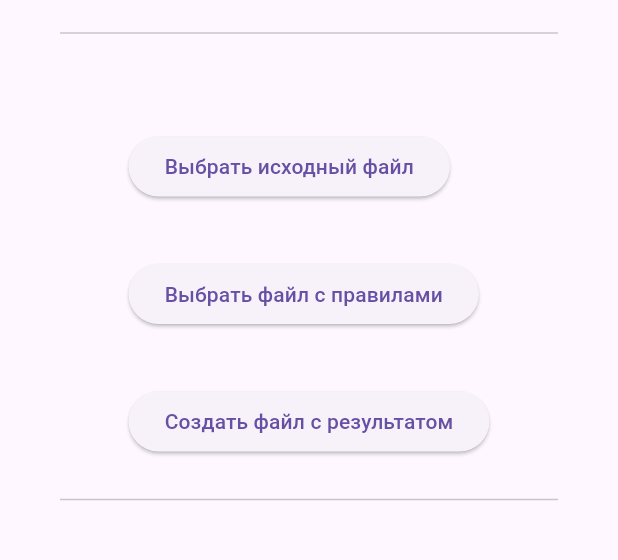
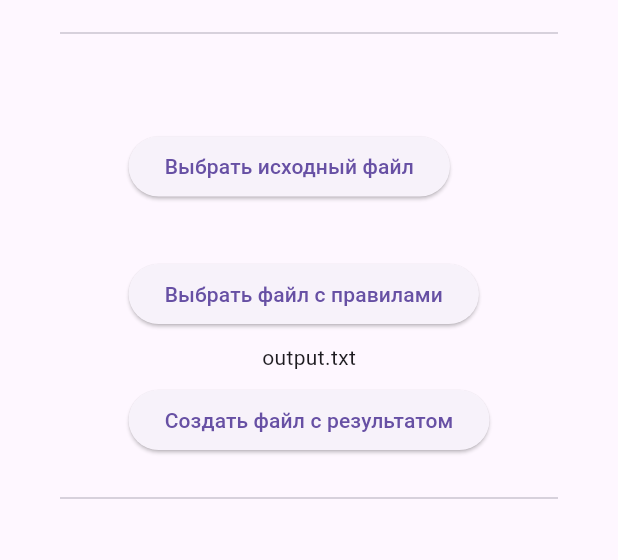
Before and after one commit to neo321654/word_forms, a Flutter app: the screen it shows after launch, on a phone screen of 412 x 824 dp, the part 63-623 px from its top. Run offline on Flutter 3.47's test engine with Material 3 defaults, Android fonts, the phone set to English and light mode, and no system bars; our stand-ins replace file_picker, open_file.

```diff
--- a/lib/logic.dart
+++ b/lib/logic.dart
@@ -145,7 +145,7 @@ void mainLogic({required String inputPath, required rulePath,required Function(S
   /// отправляю резултать в ui
   onResult('Резултат выполнения преобразований.\n \n \n $listToEdit \n $listEmphasis \n $listWithEditedEmphasis \n ');
 
-  await OpenFile.open(outputPath);
+  await OpenFile.open(documentsDirectory.path);
 }
 
 
--- a/lib/main.dart
+++ b/lib/main.dart
@@ -137,7 +137,7 @@ class MyHomePageState extends State<MyHomePage> {
                 children: [
                   Padding(
                     padding: EdgeInsets.all(8.0),
-                    child: Text(_getShortFileName(_path_input)),
+                    child: Text(_getShortFileName('output.txt')),
                   ),
                   ElevatedButton(
                     onPressed: () {
```
